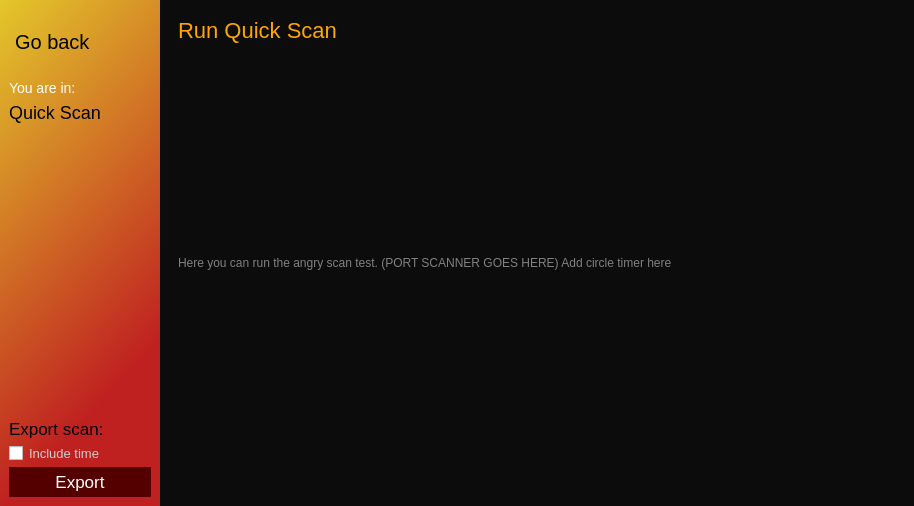
Old version of the form router/scan_ui/Quick.ui in the repository hunterjreid/HomeScan.
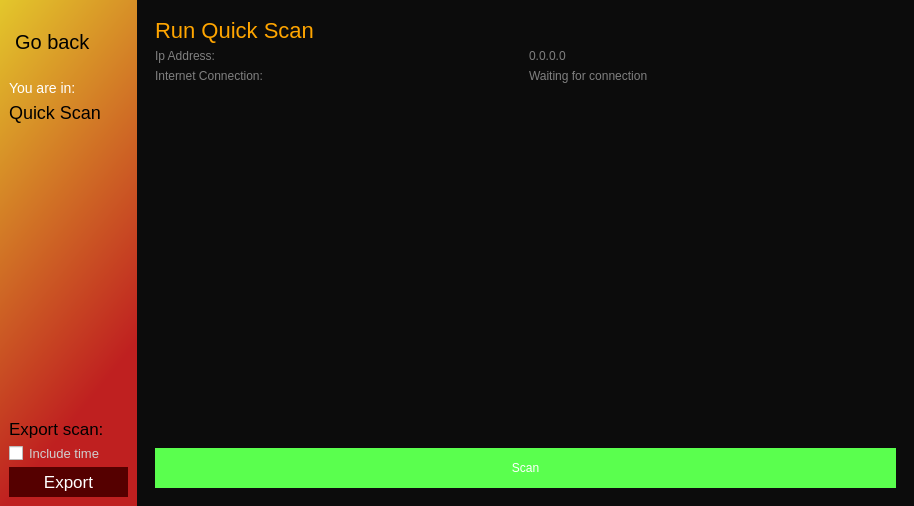
New version of the form. Icons and pictures are not drawn.

Commit message: Quick port scan and check for internet connection

The edit to the form file:
```diff
--- a/router/scan_ui/Quick.ui
+++ b/router/scan_ui/Quick.ui
@@ -249,7 +249,7 @@
           <enum>QFrame::Raised</enum>
          </property>
          <layout class="QVBoxLayout" name="verticalLayout_4">
-          <item alignment="Qt::AlignTop">
+          <item>
            <widget class="QLabel" name="label_3">
             <property name="styleSheet">
              <string notr="true">color:orange;
@@ -260,13 +260,70 @@
             </property>
            </widget>
           </item>
-          <item alignment="Qt::AlignTop">
-           <widget class="QLabel" name="label_7">
+          <item>
+           <layout class="QHBoxLayout" name="horizontalLayout_2">
+            <item>
+             <widget class="QLabel" name="label_7">
+              <property name="styleSheet">
+               <string notr="true">color:grey;</string>
+              </property>
+              <property name="text">
+               <string>Ip Address: </string>
+              </property>
+             </widget>
+            </item>
+            <item>
+             <widget class="QLabel" name="label_6">
+              <property name="styleSheet">
+               <string notr="true">color:grey;</string>
+              </property>
+              <property name="text">
+               <string>0.0.0.0</string>
+              </property>
+             </widget>
+            </item>
+           </layout>
+          </item>
+          <item>
+           <layout class="QHBoxLayout" name="horizontalLayout_3">
+            <item>
+             <widget class="QLabel" name="label_4">
+              <property name="styleSheet">
+               <string notr="true">color:grey;</string>
+              </property>
+              <property name="text">
+               <string>Internet Connection: </string>
+              </property>
+             </widget>
+            </item>
+            <item>
+             <widget class="QLabel" name="label_5">
+              <property name="styleSheet">
+               <string notr="true">color:grey;</string>
+              </property>
+              <property name="text">
+               <string>Waiting for connection</string>
+              </property>
+             </widget>
+            </item>
+           </layout>
+          </item>
+          <item>
+           <widget class="QTextEdit" name="textEdit">
             <property name="styleSheet">
-             <string notr="true">color:grey;</string>
+             <string notr="true">color: grey;</string>
+            </property>
+           </widget>
+          </item>
+          <item>
+           <widget class="QPushButton" name="QuickScan_Btn">
+            <property name="styleSheet">
+             <string notr="true">background-color: rgb(90, 255, 78);
+color: rgb(255, 255, 255);
+height: 40px</string>
             </property>
             <property name="text">
-             <string>Here you can run the angry scan test. (PORT SCANNER GOES HERE) Add circle timer here</string>
+             <string>Scan</string>
             </property>
            </widget>
           </item>
```
The commit also changes 1 other file.
